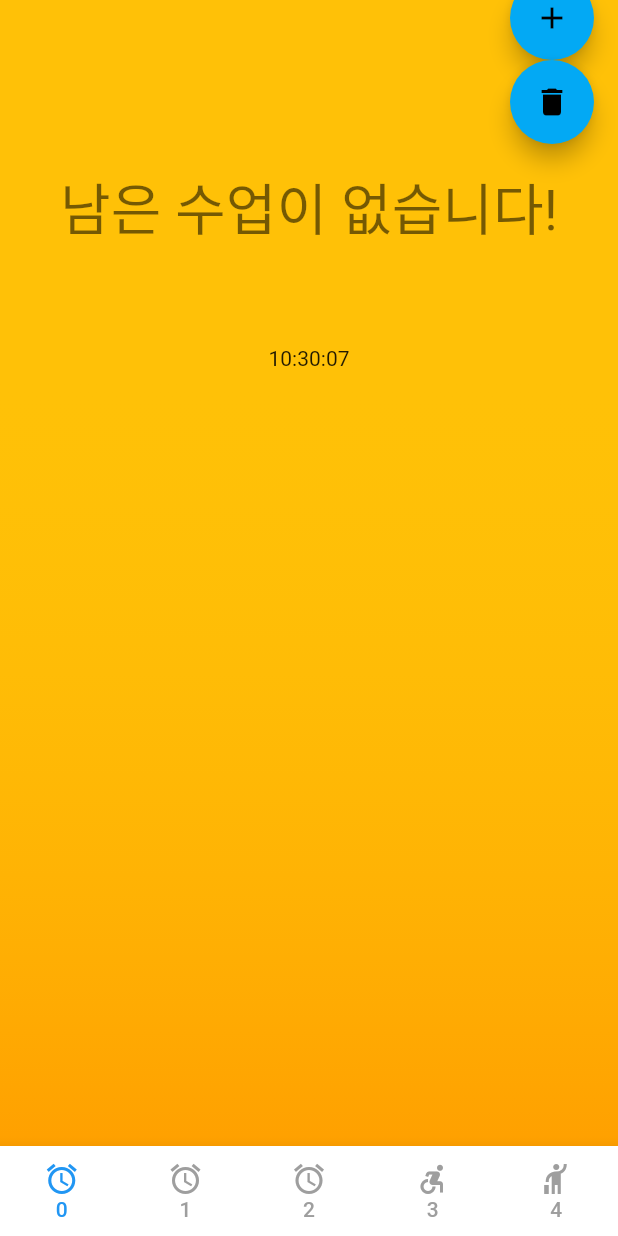
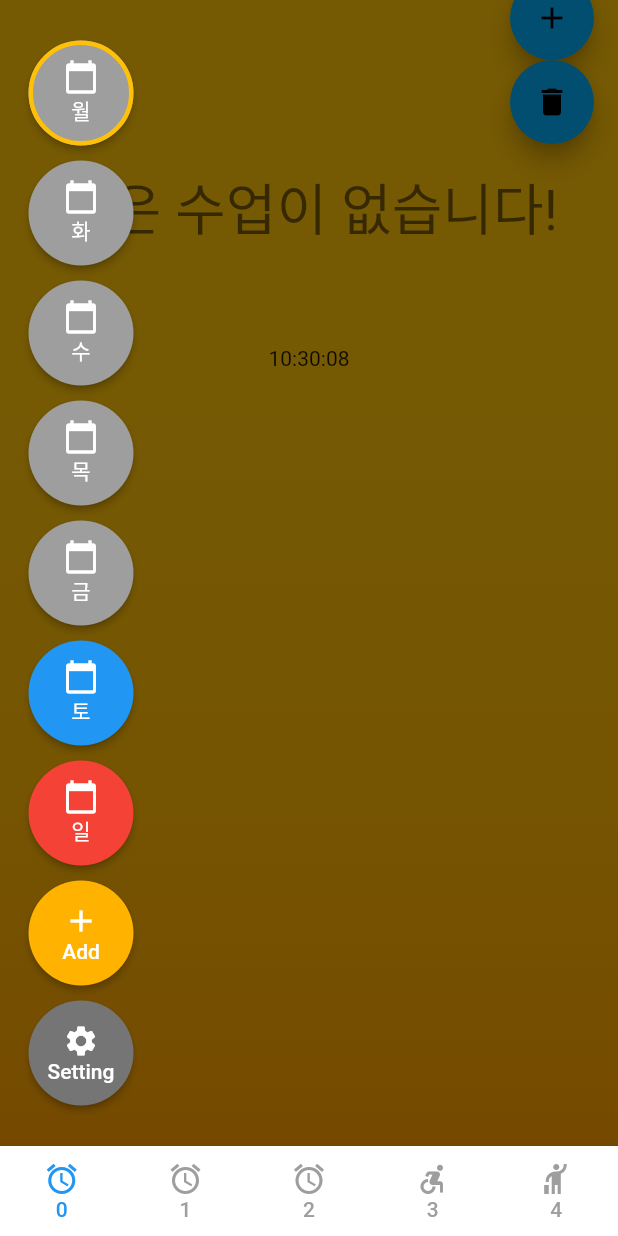
Before and after one commit to rooky0509/ontime, a Flutter app: the screen it shows after launch, with the side drawer open (before the commit the screen has no drawer), on a phone screen of 412 x 824 dp. Run offline on Flutter 3.47's test engine with Material 2 defaults, Android fonts, the light colour scheme and no system bars; our stand-ins replace shared_preferences.

Commit message:
Drawer사용한 탭 만듬 (Dialog에 MaterialButton추가필요)

```diff
--- a/lib/TimeTable.dart
+++ b/lib/TimeTable.dart
@@ -15,14 +15,14 @@ class TimeTable extends StatefulWidget{
 class _TimeTableState extends State<TimeTable> {
 
   //#region value
-  //double height = MediaQuery.of(context).size.height
-
   SaveData saveData = SaveData();
   Map<int,List<Cell>> data = {0:[],1:[],2:[],3:[],4:[],5:[],6:[],};  //{0:[Cell(),Cell()],1:[Cell(),Cell()],}
 
   DateTime today = DateTime.now();
   int weekActiveIndex = 0;
   int cellActiveIndex = -1;
+
+  List<String> weektoText = ["월","화","수","목","금","토","일","ㅗ"];
 
   String keyStr(int weekIndex){
     return "cellList_$weekIndex";
@@ -38,13 +38,13 @@ class _TimeTableState extends State<TimeTable> {
     List<String> toSaveList = data[weekIndex]!.map((e) => e.toString()).toList();
     saveData.setStringList( keyStr(weekIndex) , toSaveList);
   }
+  void clear(int weekIndex) {
+    saveData.remove( keyStr(weekIndex) );
+    load(weekIndex);
+  }
   void add(int weekIndex, Cell cell) {
     data[weekIndex]!.add(cell);
     //save(weekIndex);
-  }
-  void clear(int weekIndex) {
-    saveData.remove('cellList_$weekIndex');
-    load(weekIndex);
   }
 
   //#endregion
@@ -73,7 +73,7 @@ class _TimeTableState extends State<TimeTable> {
   //#endregion
 
   //#region Top widget
-  Widget topActive(Cell cell, Function(Cell e) func, {bool isMainCell = false}){
+  Widget topActive(Cell cell, {required Function(Cell e) func, bool isMainCell = false}){
     Map<String,dynamic>? remainTime;
     bool isStart = false;
     String start = "--:--:--";
@@ -85,20 +85,15 @@ class _TimeTableState extends State<TimeTable> {
       end = remainTime["end"];
     }
     //bool isActive = cell.start
-    Widget text(
-      String inputText, {
-      Color color = Colors.black54,
-      double fontSize = 15.0,
-      TextAlign textAlign = TextAlign.center
-    }){
+    Widget text(String inputText, {Color color = Colors.black54,double fontSize = 15.0, Alignment alignment = Alignment.center}){
       return Container(
-                        alignment: Alignment.centerLeft,
-                        color:Colors.red,
+        alignment: alignment,
+        //color:Colors.red.withOpacity(0.1),
         child: FittedBox(
           fit: BoxFit.scaleDown,
           child: Text(
             inputText,//cell.label,
-                            textAlign: textAlign,//TextAlign.left,
+            //textAlign: textAlign,//TextAlign.left,
             style: TextStyle(
               fontSize: fontSize,//15,
               color: color,
@@ -117,9 +112,9 @@ class _TimeTableState extends State<TimeTable> {
             mainAxisAlignment: MainAxisAlignment.center,
             crossAxisAlignment: CrossAxisAlignment.stretch,
             children: <Widget>[
-              text(cell.label , textAlign: TextAlign.left),
+              text(cell.label , alignment : Alignment.centerLeft),
               text(cell.subject , fontSize: 40),
-              text(cell.label , textAlign: TextAlign.left),
+              text(cell.label , alignment : Alignment.centerRight),
             ],
           )
         ),
@@ -133,23 +128,24 @@ class _TimeTableState extends State<TimeTable> {
               text(
                 isMainCell?(cell.start.map((e) => "$e".padLeft(2,"0")).join(":")+"~"):" ",//"~"+cell.end.map((e) => "$e".padLeft(2,"0")).join(":"),
                 color: isStart ? Colors.blue : Colors.black54,
-                textAlign: TextAlign.right
+                 alignment : Alignment.centerRight
               ),
               text(
                 isMainCell?( isStart ? start : end ):(cell.start.map((e) => "$e".padLeft(2,"0")).join(":")),
                 fontSize: 50,
-                textAlign: TextAlign.right
+                 alignment : Alignment.centerRight
               ),
               text(
                 "~"+cell.end.map((e) => "$e".padLeft(2,"0")).join(":"),
                 color: isMainCell&!isStart ? Colors.blue : Colors.black54,
-                textAlign: TextAlign.right
+                 alignment : Alignment.centerRight
               ),
             ],
           )
         ),
       ],
     );
+
     return GestureDetector(
       onDoubleTap: (){
         func(cell);
@@ -201,9 +197,7 @@ class _TimeTableState extends State<TimeTable> {
               padding: EdgeInsets.fromLTRB(40, 70, 40, 40),
               child: topActive(
                 data[weekActiveIndex]![cellActiveIndex],
-                (e){
-
-                },
+                func: (e){},
                 isMainCell: true)//Cell(label: "1교시$timerTest",subject: "과학",detail: "가나다",start: [08,30,00], end: [09,20,00]))
             ),
             Positioned(bottom: 0, child: Text(DateFormat.Hms().format(today))),
@@ -233,7 +227,7 @@ class _TimeTableState extends State<TimeTable> {
                   padding: EdgeInsets.fromLTRB(50,20,50,20),
                   child: topActive(
                     data[0]![index],
-                    (e){
+                    func: (e){
                       print(e);
                       e.editDialog(context).then((value){
                         if(value){
@@ -264,6 +258,55 @@ class _TimeTableState extends State<TimeTable> {
             child: Icon(Icons.add),
             onPressed: () async{
               //saveData.remove('cellList_0');
+            },
+          ),
+          FloatingActionButton(
+            child: Icon(Icons.delete),
+            onPressed: () async{
+              clear(0);
+            },
+          ),
+        ],
+      ),
+      drawer: Column(
+        mainAxisAlignment: MainAxisAlignment.center,
+        children: List.generate(data.length, (index) =>
+              Container(
+                margin: EdgeInsets.fromLTRB(10, 5, 0, 5),
+                height: 70,
+                child: MaterialButton(
+                  shape: weekActiveIndex==index ? CircleBorder(side: BorderSide(width: 3, color: Colors.amber, style: BorderStyle.solid)) : CircleBorder(),
+                  child: Column(
+                    mainAxisAlignment: MainAxisAlignment.center,
+                    children: [
+                      Icon(Icons.calendar_today, color: Colors.white),
+                      Text(weektoText[index]),
+                    ],
+                  ),
+                  color: index==5?Colors.blue:index==6?Colors.red:Colors.grey,
+                  textColor: Colors.white,
+                  onPressed: (){
+                    print('I:${index}_clicked');
+                  },
+                ),
+              )
+        )..addAll(
+          [
+              Container(
+                margin: EdgeInsets.fromLTRB(10, 5, 0, 5),
+                height: 70,
+                child: MaterialButton(
+                  shape: CircleBorder(),
+                  child: Column(
+                    mainAxisAlignment: MainAxisAlignment.center,
+                    children: [
+                      Icon(Icons.add, color: Colors.white),
+                      Text("Add"),
+                    ],
+                  ),
+                  color: Colors.amber.shade600,
+                  textColor: Colors.white,
+                  onPressed: (){
                     Cell newCell = Cell();
                     newCell.editDialog(context).then((value){
                       if(value){
@@ -274,39 +317,33 @@ class _TimeTableState extends State<TimeTable> {
                         print("GET!! but.. False! => add close");
                       }
                     });
-            print("addaddadd");
+                    print('Add_clicked');
                   },
                 ),
-        FloatingActionButton(
-          child: Icon(Icons.delete),
-          onPressed: () async{
-            clear(0);
-
-
-            /*
-
-            Cell(
-              label: "$timerTest교시",
-              subject: "기술가정",
-              start: [today.hour,today.minute,today.second+10],
-              end: [today.hour,today.minute,today.second+20]
-            ).editDialog(context).then((value){
-              print("[${DateFormat.Hms().format(today)}]Get!! value : $value");
-              save(0);
-            });
-
-            EditDialog(context, Cell(
-              label: "$timerTest교시",
-              subject: "기술가정",
-              start: [today.hour,today.minute,today.second+10],
-              end: [today.hour,today.minute,today.second+20]
-            ));*/
+              ),
+              Container(
+                margin: EdgeInsets.fromLTRB(10, 5, 0, 5),
+                height: 70,
+                child: MaterialButton(
+                  shape: CircleBorder(),
+                  child: Column(
+                    mainAxisAlignment: MainAxisAlignment.center,
+                    children: [
+                      Icon(Icons.settings, color: Colors.white),
+                      Text("Setting"),
+                    ],
+                  ),
+                  color: Colors.grey.shade600,
+                  textColor: Colors.white,
+                  onPressed: (){
+                    print('Setting_clicked');
                   },
                 ),
-      ],
+              ),
+          ]
         )
+      ),
     );
-
   }
   //#endregion
 }
```
Lines whose indentation alone changed are shown as unchanged.
